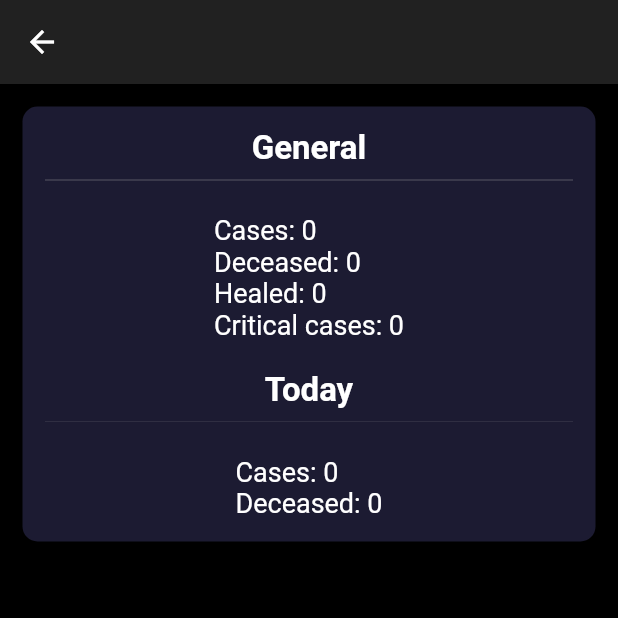
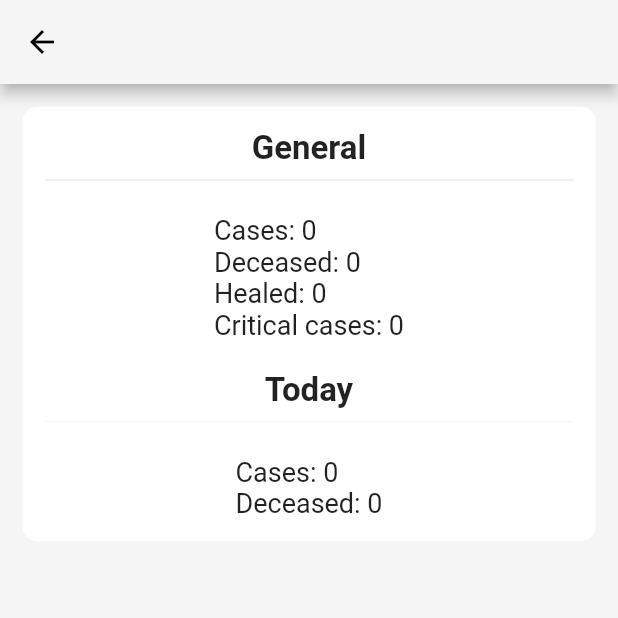
Before and after one commit to silverhairs/coronavirus-tracking, a Flutter app: the Country screen opened directly with empty values, on a phone screen of 412 x 824 dp, the top half of it. Run offline on Flutter 3.47's test engine with Material 2 defaults, Android fonts, the phone set to English and light mode, and no system bars; our stand-ins replace flutter_markdown, flutter_spinkit, font_awesome_flutter; network calls fail.

Commit message:
Add dark and light team

```diff
--- a/lib/constants.dart
+++ b/lib/constants.dart
@@ -1,6 +1,18 @@
 import 'package:flutter/material.dart';
 
-Color kBoxColor = Color(0xFF1C1B32);
+Color kBoxDarkColor = Color(0xFF1C1B32);
+Color kBoxLightColor = Colors.white;
 BorderRadius kBoxesRadius = BorderRadius.circular(10);
 String allCasesAPI = 'https://corona.lmao.ninja/all';
 String affectedCountriesAPI = 'https://corona.lmao.ninja/countries';
+
+ThemeData kDarkTheme = ThemeData(
+  brightness: Brightness.dark,
+  primaryColor: Colors.black,
+  scaffoldBackgroundColor: Colors.black,
+);
+ThemeData kLightTheme = ThemeData(
+  brightness: Brightness.light,
+  primaryColor: Colors.grey[100],
+  scaffoldBackgroundColor: Colors.grey[100],
+);
--- /dev/null
+++ b/lib/providers/theme_changer.dart
@@ -0,0 +1,12 @@
+import 'package:flutter/material.dart';
+
+class ThemeChanger extends ChangeNotifier {
+  ThemeData _themeData;
+  ThemeChanger(this._themeData);
+
+  get getTheme => _themeData;
+  void setTheme(ThemeData theme) {
+    _themeData = theme;
+    notifyListeners();
+  }
+}
--- a/lib/screens/country_screen.dart
+++ b/lib/screens/country_screen.dart
@@ -4,11 +4,12 @@ import 'package:flutter/material.dart';
 
 class Country extends StatelessWidget {
   final Following country;
-  Country({@required this.country});
+  final bool isDark;
+  Country({@required this.isDark, @required this.country});
+
   @override
   Widget build(BuildContext context) {
     return Scaffold(
-      backgroundColor: Colors.black,
       appBar: AppBar(
         title: Text(country.country),
       ),
@@ -18,7 +19,7 @@ class Country extends StatelessWidget {
             margin: EdgeInsets.all(15),
             padding: EdgeInsets.all(15),
             decoration: BoxDecoration(
-              color: kBoxColor,
+              color: isDark ? kBoxDarkColor : kBoxLightColor,
               borderRadius: kBoxesRadius,
             ),
             child: Column(
@@ -27,7 +28,7 @@ class Country extends StatelessWidget {
                   'General',
                   style: TextStyle(fontSize: 22, fontWeight: FontWeight.bold),
                 ),
-                Divider(color: Colors.grey, thickness: .3),
+                Divider(thickness: .3, color: Colors.blueGrey[200]),
                 SizedBox(height: 15),
                 Text(
                   'Cases: ${country.cases}\nDeceased: ${country.deaths}\nHealed: ${country.recovered}\nCritical cases: ${country.critical}',
@@ -38,7 +39,7 @@ class Country extends StatelessWidget {
                   'Today',
                   style: TextStyle(fontSize: 22, fontWeight: FontWeight.bold),
                 ),
-                Divider(color: Colors.grey, thickness: .1),
+                Divider(thickness: .1, color: Colors.blueGrey[200]),
                 SizedBox(height: 15),
                 Text(
                   'Cases: ${country.todayCases}\nDeceased: ${country.todayDeaths}',
```
Also changed, not shown: lib/components/country_following_box.dart (+11 -5 lines), lib/components/following_list.dart (+10 -2 lines), lib/components/info_box.dart (+5 -3 lines), lib/main.dart (+20 -7 lines), lib/screens/countries_screen.dart (+14 -14 lines), lib/screens/home_screen.dart (+50 -16 lines), lib/screens/who_advice.dart (+17 -4 lines).
